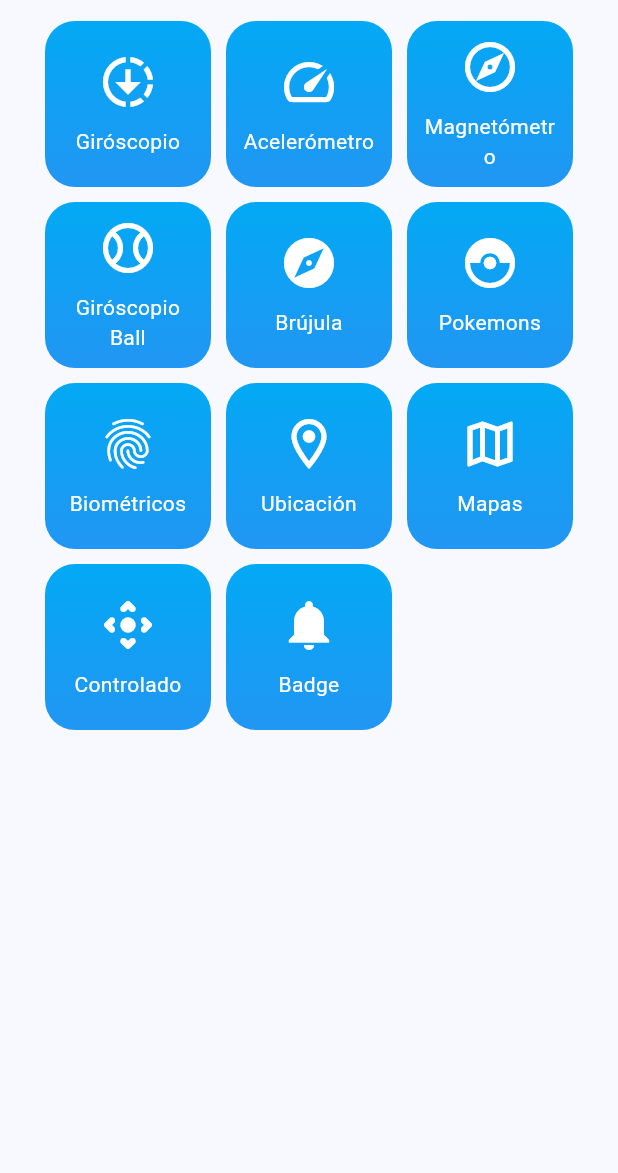
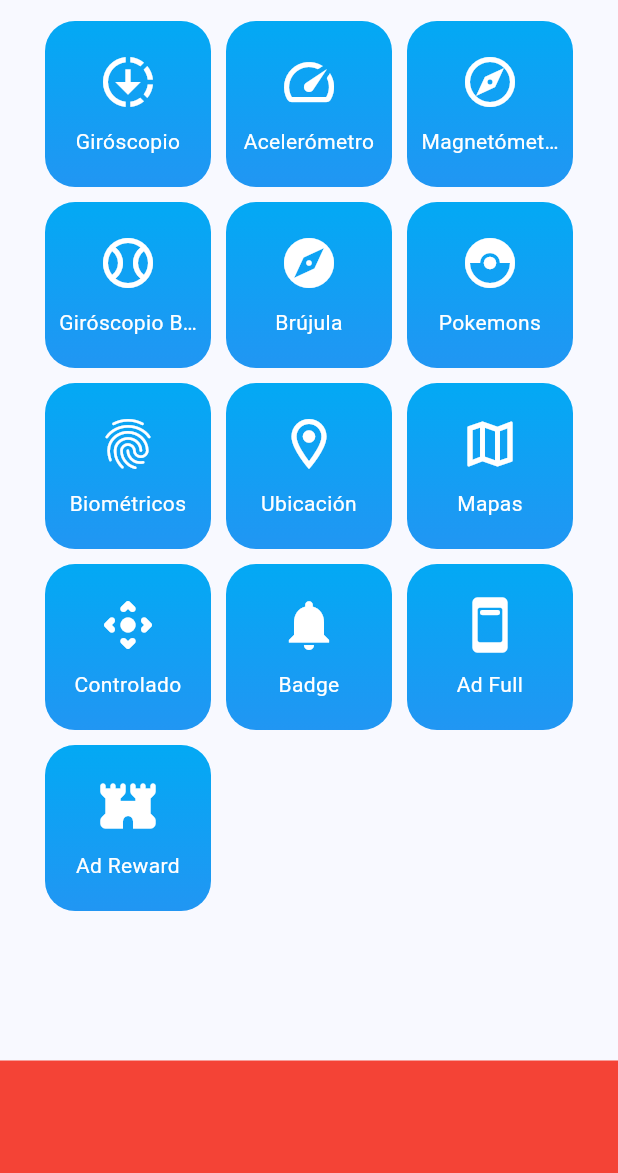
Before and after one commit to Flutter-Course-Sergio/miscelaneosApp, a Flutter app: the screen it shows after launch, on a phone screen of 412 x 824 dp, the part 63-1236 px from its top. Run offline on Flutter 3.47's test engine with Material 3 defaults, Android fonts, the phone set to English and light mode, and no system bars; our stand-ins replace dio, flutter_compass, flutter_riverpod, geolocator, go_router, google_fonts and 5 more; missing offline and left inert: flutter_app_badger, quick_actions.

Commit message:
ad screens add

```diff
--- a/lib/config/router/app_router.dart
+++ b/lib/config/router/app_router.dart
@@ -41,4 +41,10 @@ final router = GoRouter(routes: [
       path: '/controlled-map',
       builder: (context, state) => const ControlledMapScreen()),
   GoRoute(path: '/badge', builder: (context, state) => const BadgeScreen()),
+  GoRoute(
+      path: '/ad-fullscreen',
+      builder: (context, state) => const AdFullScreen()),
+  GoRoute(
+      path: '/ad-rewarded',
+      builder: (context, state) => const AdRewardedScreen()),
 ]);
--- a/lib/presentation/screens/home/home_screen.dart
+++ b/lib/presentation/screens/home/home_screen.dart
@@ -8,7 +8,10 @@ class HomeScreen extends StatelessWidget {
   @override
   Widget build(BuildContext context) {
     return Scaffold(
-      body: Padding(
+      body: Column(
+        children: [
+          Expanded(
+            child: Padding(
               padding: const EdgeInsets.symmetric(horizontal: 30),
               child: CustomScrollView(
                 slivers: [
@@ -26,6 +29,17 @@ class HomeScreen extends StatelessWidget {
                 ],
               ),
             ),
+          ),
+
+          // ! Ad Banner
+
+          Container(
+            color: Colors.red,
+            width: double.infinity,
+            height: 75,
+          )
+        ],
+      ),
     );
   }
 }
--- a/lib/presentation/screens/screens.dart
+++ b/lib/presentation/screens/screens.dart
@@ -24,3 +24,7 @@ export 'location/map_screen.dart';
 
 // Badge
 export 'badge/badge_screen.dart';
+
+// Ads
+export 'ads/ad_full_screen.dart';
+export 'ads/ad_rewarded_screen.dart';
--- a/lib/presentation/screens/widgets/shared/main_menu.dart
+++ b/lib/presentation/screens/widgets/shared/main_menu.dart
@@ -34,6 +34,9 @@ final menuItems = <MenuItem>[
       icon: Icons.control_camera_rounded,
       route: '/controlled-map'),
   MenuItem(title: 'Badge', icon: Icons.notifications, route: '/badge'),
+  MenuItem(
+      title: 'Ad Full', icon: Icons.ad_units_rounded, route: '/ad-fullscreen'),
+  MenuItem(title: 'Ad Reward', icon: Icons.fort_rounded, route: '/ad-rewarded'),
 ];
 
 class MainMenu extends StatelessWidget {
@@ -87,6 +90,7 @@ class HomeMenuItem extends StatelessWidget {
             const SizedBox(height: 10),
             Text(title,
                 textAlign: TextAlign.center,
+                overflow: TextOverflow.ellipsis,
                 style: const TextStyle(color: Colors.white)),
           ],
         ),
```
Also changed, not shown: lib/presentation/screens/ads/ad_full_screen.dart (added, +17 -0 lines), lib/presentation/screens/ads/ad_rewarded_screen.dart (added, +17 -0 lines). Lines whose indentation alone changed are shown as unchanged.
